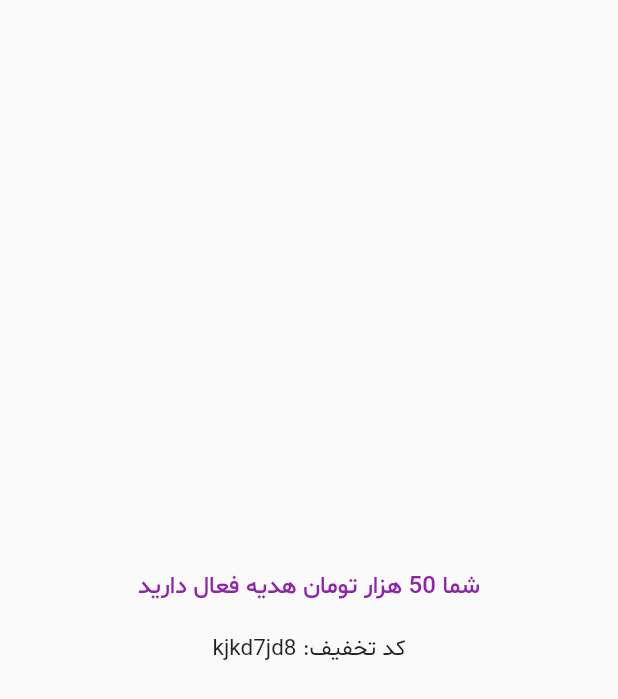
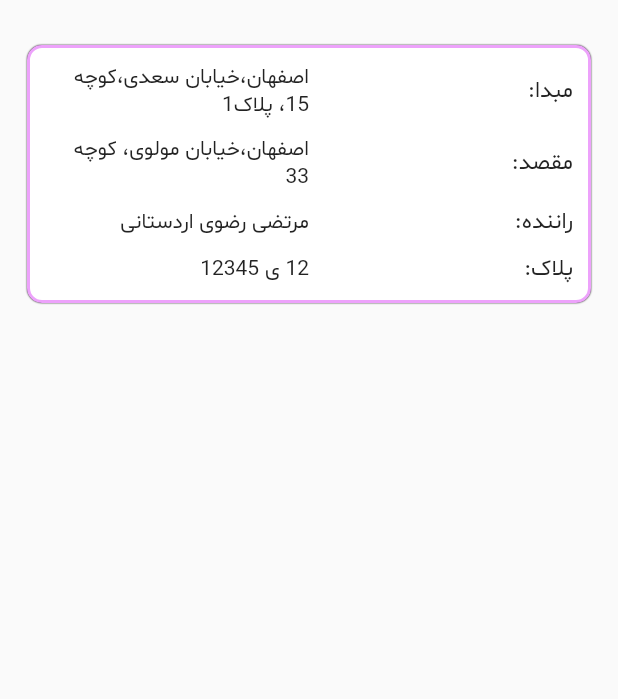
Before and after one commit to Fsaberi140/direction-map-, a Flutter app: the screen it shows after launch, after a tap on the "search" icon, after a tap on the "menu" icon, after a tap on "سفرهای شما", on a phone screen of 412 x 824 dp. Shown: the top 699 px of the screen. Run offline on Flutter 3.47's test engine with Material 2 defaults, Android fonts, the phone set to English and light mode, and no system bars; our stand-ins replace dio, flutter_map, flutter_svg, latlong2, location; missing offline and left inert: google_polyline_algorithm, location_web.

Commit message:
create yourTravel

```diff
--- a/lib/giftCard.dart
+++ b/lib/giftCard.dart
@@ -1,12 +1,12 @@
-
 import 'package:flutter/material.dart';
+import 'package:flutter_svg/flutter_svg.dart';
 
 class GiftCard extends StatelessWidget {
   const GiftCard({super.key});
 
   @override
   Widget build(BuildContext context) {
-    return const Directionality(
+    return Directionality(
         textDirection: TextDirection.rtl,
         child: Scaffold(
           body: Center(
@@ -14,12 +14,17 @@ class GiftCard extends StatelessWidget {
                 crossAxisAlignment: CrossAxisAlignment.center,
                 mainAxisAlignment: MainAxisAlignment.center,
                 children: [
-                  Text(
-                    'شما 50 هزار تومان هدیه فعال دارید',
-                    style: TextStyle(fontWeight: FontWeight.w500, fontSize: 16, color: Colors.purple[600])
+                  SvgPicture.asset(
+                    'assets/images/gift.svg',
+                    width: 200,
+                    height: 200,
                   ),
-                  SizedBox(height: 20),
-                  Text(
+                  const SizedBox(height: 20),
+                 const Text('شما 50 هزار تومان هدیه فعال دارید',
+                      style:
+                          TextStyle(fontWeight: FontWeight.w500, fontSize: 16)),
+                 const SizedBox(height: 20),
+                  const Text(
                     'کد تخفیف: kjkd7jd8',
                     style: TextStyle(fontSize: 15),
                   )
--- a/lib/main.dart
+++ b/lib/main.dart
@@ -7,6 +7,7 @@ import 'package:test_flutter/data.dart';
 import 'package:test_flutter/giftCard.dart';
 import 'package:test_flutter/profileScreen.dart';
 import 'package:test_flutter/utils.dart';
+import 'package:test_flutter/yourTravel.dart';
 import 'api_service.dart';
 import 'auth.dart';
 import 'drawer.dart';
@@ -253,7 +254,7 @@ class _MainScreenState extends State<MainScreen> {
                   Navigator.push(
                       context,
                       MaterialPageRoute(
-                          builder: (context) => const GiftCard()));
+                          builder: (context) => const YourTravel()));
                 },
               ),
               ListTile(
--- /dev/null
+++ b/lib/yourTravel.dart
@@ -0,0 +1,91 @@
+import 'package:flutter/material.dart';
+
+class YourTravel extends StatelessWidget {
+  const YourTravel({Key? key}) : super(key: key);
+
+  @override
+  Widget build(BuildContext context) {
+    return Directionality(
+      textDirection: TextDirection.rtl,
+      child: Scaffold(
+        body: SafeArea(
+          child: SingleChildScrollView(
+            child: Padding(
+              padding: const EdgeInsets.fromLTRB(8, 20, 8, 15),
+              child: IntrinsicHeight(
+                child: Container(
+                  margin: const EdgeInsets.all(10),
+                  width: MediaQuery.of(context).size.width - 20,
+
+                  decoration: BoxDecoration(
+                    color: Colors.white,
+                    border: Border.all(
+                        color: const Color.fromARGB(255, 237, 162, 251),
+                        width: 2),
+                    borderRadius: BorderRadius.circular(10),
+                    boxShadow: const [BoxShadow(blurRadius: 0.2)],
+                  ),
+                  child: const Column(
+                    crossAxisAlignment: CrossAxisAlignment.center,
+                    children: [
+                      Expanded(
+                        child: Column(
+                          children: [
+
+                            Padding(
+                              padding: EdgeInsets.fromLTRB(10, 10, 10, 0),
+                              child: Row(
+                                children: [
+                                  Expanded(child: Text('مبدا:',style: TextStyle(fontSize: 15),)),
+                                  Expanded(
+                                      child: Text(
+                                          'اصفهان،خیابان سعدی،کوچه 15، پلاک1')),
+                                ],
+                              ),
+                            ),
+                            SizedBox(height: 10),
+                            Padding(
+                              padding: EdgeInsets.fromLTRB(10, 0, 10, 0),
+                              child: Row(
+                                children: [
+                                  Expanded(child: Text('مقصد:',style: TextStyle(fontSize: 15))),
+                                  Expanded(
+                                      child:
+                                          Text('اصفهان،خیابان مولوی، کوچه 33')),
+                                ],
+                              ),
+                            ),
+                            SizedBox(height: 10),
+                            Padding(
+                              padding: EdgeInsets.fromLTRB(10, 0, 10, 0),
+                              child: Row(
+                                children: [
+                                  Expanded(child: Text('راننده:',style: TextStyle(fontSize: 15))),
+                                  Expanded(child: Text('مرتضی رضوی اردستانی')),
+                                ],
+                              ),
+                            ),
+                            SizedBox(height: 10),
+                            Padding(
+                              padding: EdgeInsets.fromLTRB(10, 0, 10, 10),
+                              child: Row(
+                                children: [
+                                  Expanded(child: Text('پلاک:', style: TextStyle(fontSize: 15))),
+                                  Expanded(child: Text('12 ی 12345')),
+                                ],
+                              ),
+                            ),
+                          ],
+                        ),
+                      ),
+                    ],
+                  ),
+                ),
+              ),
+            ),
+          ),
+        ),
+      ),
+    );
+  }
+}
```
